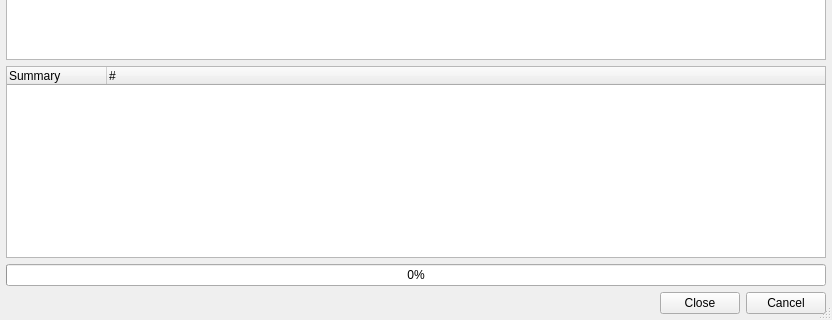
testmana2/test, file DataViews/CodeMetricsDialog.ui: the form before one commit; both pictures show x 0 to 832 and y 267 to 587 of the 832 by 587 pixel window.
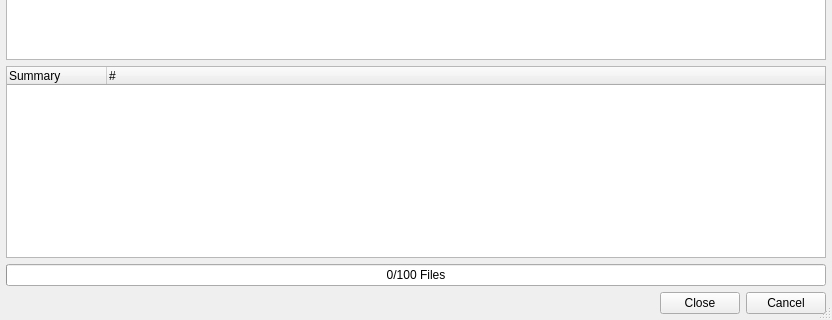
The form after the commit. Custom widgets are drawn as their Qt base class.

Patch:
```diff
--- a/DataViews/CodeMetricsDialog.ui
+++ b/DataViews/CodeMetricsDialog.ui
@@ -154,6 +154,9 @@
      <property name="orientation">
       <enum>Qt::Horizontal</enum>
      </property>
+     <property name="format">
+      <string>%v/%m Files</string>
+     </property>
     </widget>
    </item>
    <item>
```
